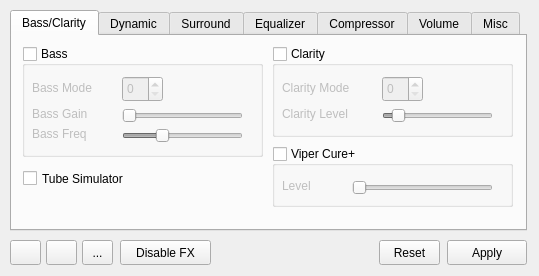
Before: the Qt Designer form mainwindow.ui in codacy-badger/Viper4Linux-GUI, drawn with Qt 5.
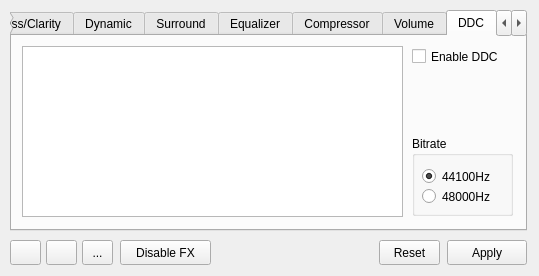
After: the same form once the commit is applied. Icons and pictures are not drawn.

Commit message: Added DDC Tab with a DDC Database Viewer

```diff
--- a/mainwindow.ui
+++ b/mainwindow.ui
@@ -28,7 +28,7 @@
      </rect>
     </property>
     <property name="currentIndex">
-     <number>0</number>
+     <number>6</number>
     </property>
     <widget class="QWidget" name="bass">
      <property name="toolTipDuration">
@@ -2471,6 +2471,91 @@
       </widget>
      </widget>
     </widget>
+    <widget class="QWidget" name="ddc">
+     <attribute name="title">
+      <string>DDC</string>
+     </attribute>
+     <widget class="QTableView" name="ddcTable">
+      <property name="geometry">
+       <rect>
+        <x>10</x>
+        <y>10</y>
+        <width>381</width>
+        <height>171</height>
+       </rect>
+      </property>
+      <property name="editTriggers">
+       <set>QAbstractItemView::NoEditTriggers</set>
+      </property>
+      <property name="alternatingRowColors">
+       <bool>true</bool>
+      </property>
+      <property name="selectionMode">
+       <enum>QAbstractItemView::SingleSelection</enum>
+      </property>
+      <property name="selectionBehavior">
+       <enum>QAbstractItemView::SelectRows</enum>
+      </property>
+      <property name="sortingEnabled">
+       <bool>true</bool>
+      </property>
+     </widget>
+     <widget class="QCheckBox" name="ddc_enable">
+      <property name="geometry">
+       <rect>
+        <x>400</x>
+        <y>10</y>
+        <width>101</width>
+        <height>21</height>
+       </rect>
+      </property>
+      <property name="text">
+       <string>Enable DDC</string>
+      </property>
+     </widget>
+     <widget class="QGroupBox" name="groupBox">
+      <property name="geometry">
+       <rect>
+        <x>400</x>
+        <y>100</y>
+        <width>101</width>
+        <height>80</height>
+       </rect>
+      </property>
+      <property name="title">
+       <string>Bitrate</string>
+      </property>
+      <widget class="QRadioButton" name="ddc_sample48000">
+       <property name="geometry">
+        <rect>
+         <x>10</x>
+         <y>50</y>
+         <width>100</width>
+         <height>21</height>
+        </rect>
+       </property>
+       <property name="text">
+        <string>48000Hz</string>
+       </property>
+      </widget>
+      <widget class="QRadioButton" name="ddc_sample44100">
+       <property name="geometry">
+        <rect>
+         <x>10</x>
+         <y>30</y>
+         <width>100</width>
+         <height>21</height>
+        </rect>
+       </property>
+       <property name="text">
+        <string>44100Hz</string>
+       </property>
+       <property name="checked">
+        <bool>true</bool>
+       </property>
+      </widget>
+     </widget>
+    </widget>
     <widget class="QWidget" name="tab">
      <attribute name="title">
       <string>Misc</string>
```
The commit also changes 5 other files.
